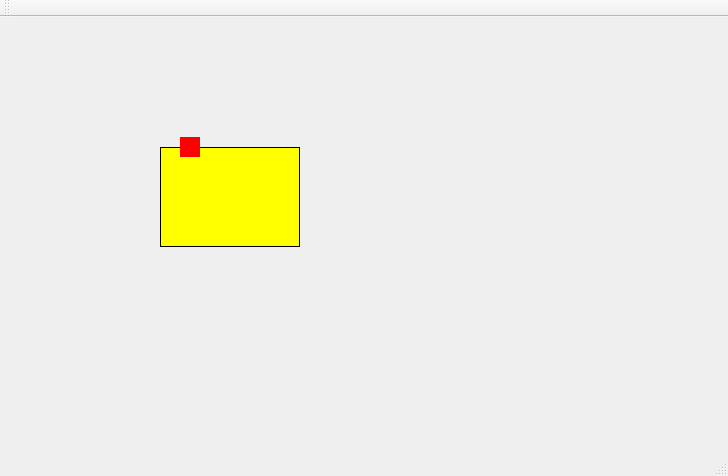
The window that server/serverwindow.ui (franciscopaulinoq/qt-train-controller) describes before a commit, drawn with Qt 5.
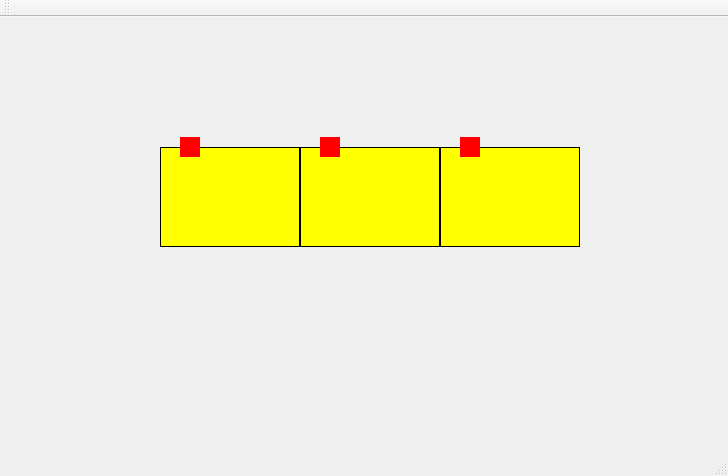
The same window after the commit.

Commit message: feat: add trains on first line

Patch:
```diff
--- a/server/serverwindow.ui
+++ b/server/serverwindow.ui
@@ -36,6 +36,28 @@
      <string/>
     </property>
    </widget>
+   <widget class="QLabel" name="labelTrilho02">
+    <property name="geometry">
+     <rect>
+      <x>300</x>
+      <y>130</y>
+      <width>140</width>
+      <height>100</height>
+     </rect>
+    </property>
+    <property name="styleSheet">
+     <string notr="true">background-color: yellow;
+border-style: solid;
+border-color: black;
+border-width: 1px;</string>
+    </property>
+    <property name="lineWidth">
+     <number>3</number>
+    </property>
+    <property name="text">
+     <string/>
+    </property>
+   </widget>
    <widget class="QLabel" name="labelTrem01">
     <property name="geometry">
      <rect>
@@ -52,6 +74,60 @@
      <string/>
     </property>
    </widget>
+   <widget class="QLabel" name="labelTrilho03">
+    <property name="geometry">
+     <rect>
+      <x>440</x>
+      <y>130</y>
+      <width>140</width>
+      <height>100</height>
+     </rect>
+    </property>
+    <property name="styleSheet">
+     <string notr="true">background-color: yellow;
+border-style: solid;
+border-color: black;
+border-width: 1px;</string>
+    </property>
+    <property name="lineWidth">
+     <number>3</number>
+    </property>
+    <property name="text">
+     <string/>
+    </property>
+   </widget>
+   <widget class="QLabel" name="labelTrem02">
+    <property name="geometry">
+     <rect>
+      <x>320</x>
+      <y>120</y>
+      <width>20</width>
+      <height>20</height>
+     </rect>
+    </property>
+    <property name="styleSheet">
+     <string notr="true">background-color: red</string>
+    </property>
+    <property name="text">
+     <string/>
+    </property>
+   </widget>
+   <widget class="QLabel" name="labelTrem03">
+    <property name="geometry">
+     <rect>
+      <x>460</x>
+      <y>120</y>
+      <width>20</width>
+      <height>20</height>
+     </rect>
+    </property>
+    <property name="styleSheet">
+     <string notr="true">background-color: red</string>
+    </property>
+    <property name="text">
+     <string/>
+    </property>
+   </widget>
   </widget>
   <widget class="QMenuBar" name="menuBar">
    <property name="geometry">
```
Left out of the diff: 2 changed lines with no effect on the pictures. The commit also changes 7 other files.
